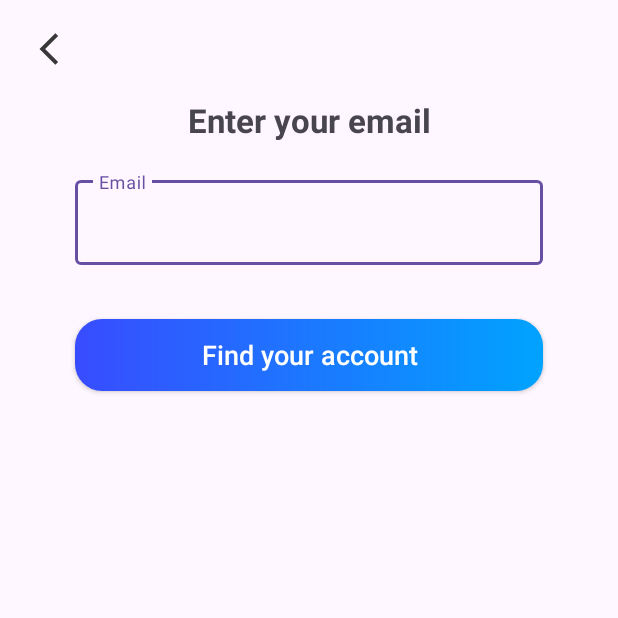
After one commit to mieomieo/android-navigation, an Android app: the fragment ForgotPasswordFragment shown on its own in the app's theme, on a phone screen of 412 x 824 dp, the top half of it. The commit adds this screen. Run offline under Robolectric (Android 15) with nearby library versions, the phone set to English and light mode, and no system bars.

Commit message:
navigate ui

```diff
--- /dev/null
+++ b/app/src/main/java/com/example/navigation/view/fragments/ForgotPasswordFragment.kt
@@ -0,0 +1,22 @@
+package com.example.navigation.view.fragments
+
+import android.os.Bundle
+import androidx.fragment.app.Fragment
+import android.view.LayoutInflater
+import android.view.View
+import android.view.ViewGroup
+import com.example.navigation.R
+
+
+class ForgotPasswordFragment : Fragment() {
+
+    override fun onCreateView(
+        inflater: LayoutInflater, container: ViewGroup?,
+        savedInstanceState: Bundle?
+    ): View? {
+        // Inflate the layout for this fragment
+        return inflater.inflate(R.layout.fragment_forgot_password, container, false)
+    }
+
+
+}
--- /dev/null
+++ b/app/src/main/res/drawable/button_rectangle_border.xml
@@ -0,0 +1,14 @@
+<?xml version="1.0" encoding="UTF-8"?>
+<shape xmlns:android="http://schemas.android.com/apk/res/android"
+    android:shape="rectangle">
+    <corners android:radius="18dp" />
+    <gradient
+        android:endColor="#00a3ff"
+        android:startColor="#384cff"
+        android:type="linear" />
+    <padding
+        android:bottom="1px"
+        android:left="1px"
+        android:right="1px"
+        android:top="1px" />
+</shape>
--- /dev/null
+++ b/app/src/main/res/drawable/img_arrowleft.xml
@@ -0,0 +1,11 @@
+<vector xmlns:android="http://schemas.android.com/apk/res/android"
+    android:width="24dp"
+    android:height="24dp"
+    android:alpha="0.78"
+    android:tint="@color/black"
+    android:viewportWidth="24"
+    android:viewportHeight="24">
+    <path
+        android:fillColor="@color/black"
+        android:pathData="M17.77,3.77l-1.77,-1.77l-10,10l10,10l1.77,-1.77l-8.23,-8.23z" />
+</vector>
--- /dev/null
+++ b/app/src/main/res/layout/fragment_forgot_password.xml
@@ -0,0 +1,72 @@
+<?xml version="1.0" encoding="utf-8"?>
+<androidx.constraintlayout.widget.ConstraintLayout xmlns:android="http://schemas.android.com/apk/res/android"
+    xmlns:app="http://schemas.android.com/apk/res-auto"
+    xmlns:tools="http://schemas.android.com/tools"
+    android:layout_width="match_parent"
+    android:layout_height="match_parent"
+    tools:context=".view.fragments.ForgotPasswordFragment">
+
+    <ImageView
+        android:id="@+id/btn_back"
+        android:layout_width="25dp"
+        android:layout_height="25dp"
+        android:layout_marginStart="20dp"
+        android:layout_marginTop="20dp"
+        android:src="@drawable/img_arrowleft"
+        app:layout_constraintStart_toStartOf="parent"
+        app:layout_constraintTop_toTopOf="parent"
+        tools:ignore="ContentDescription" />
+
+    <TextView
+        android:id="@+id/tv_title"
+        android:layout_width="wrap_content"
+        android:layout_height="wrap_content"
+        android:layout_marginTop="20dp"
+        android:text="@string/enter_your_email"
+        android:textSize="22sp"
+        android:textStyle="bold"
+        app:layout_constraintEnd_toEndOf="parent"
+        app:layout_constraintStart_toStartOf="parent"
+        app:layout_constraintTop_toBottomOf="@+id/btn_back" />
+
+    <com.google.android.material.textfield.TextInputLayout
+        android:id="@+id/til_email"
+        android:layout_width="match_parent"
+        android:layout_height="wrap_content"
+        android:layout_marginStart="50dp"
+        android:layout_marginTop="20dp"
+        android:layout_marginEnd="50dp"
+        app:errorEnabled="true"
+        app:layout_constraintEnd_toEndOf="parent"
+        app:layout_constraintStart_toStartOf="parent"
+        app:layout_constraintTop_toBottomOf="@+id/tv_title">
+
+        <com.google.android.material.textfield.TextInputEditText
+            android:id="@+id/edt_email"
+            android:layout_width="match_parent"
+            android:layout_height="wrap_content"
+            android:autofillHints="Email"
+            android:hint="@string/email"
+            android:inputType="textEmailAddress"
+            tools:ignore="VisualLintTextFieldSize,TextContrastCheck" />
+
+    </com.google.android.material.textfield.TextInputLayout>
+
+    <androidx.appcompat.widget.AppCompatButton
+        android:id="@+id/btn_find_your_account"
+        android:layout_width="match_parent"
+        android:layout_height="wrap_content"
+        android:layout_marginStart="50dp"
+        android:layout_marginTop="15dp"
+        android:layout_marginEnd="50dp"
+        android:background="@drawable/button_rectangle_border"
+        android:text="@string/find_your_account"
+        android:textAllCaps="false"
+        android:textColor="@android:color/white"
+        android:textSize="18sp"
+        app:layout_constraintEnd_toEndOf="parent"
+        app:layout_constraintStart_toStartOf="parent"
+        app:layout_constraintTop_toBottomOf="@+id/til_email"
+        tools:ignore="VisualLintButtonSize,TextContrastCheck" />
+
+</androidx.constraintlayout.widget.ConstraintLayout>
--- a/app/src/main/res/values/strings.xml
+++ b/app/src/main/res/values/strings.xml
@@ -18,5 +18,8 @@
     <string name="done">Done</string>
     <string name="get_otp">get otp</string>
     <string name="or">OR</string>
+    <string name="find_your_account">Find your account</string>
+    <string name="enter_your_email">Enter your email</string>
+
 
 </resources>
```
